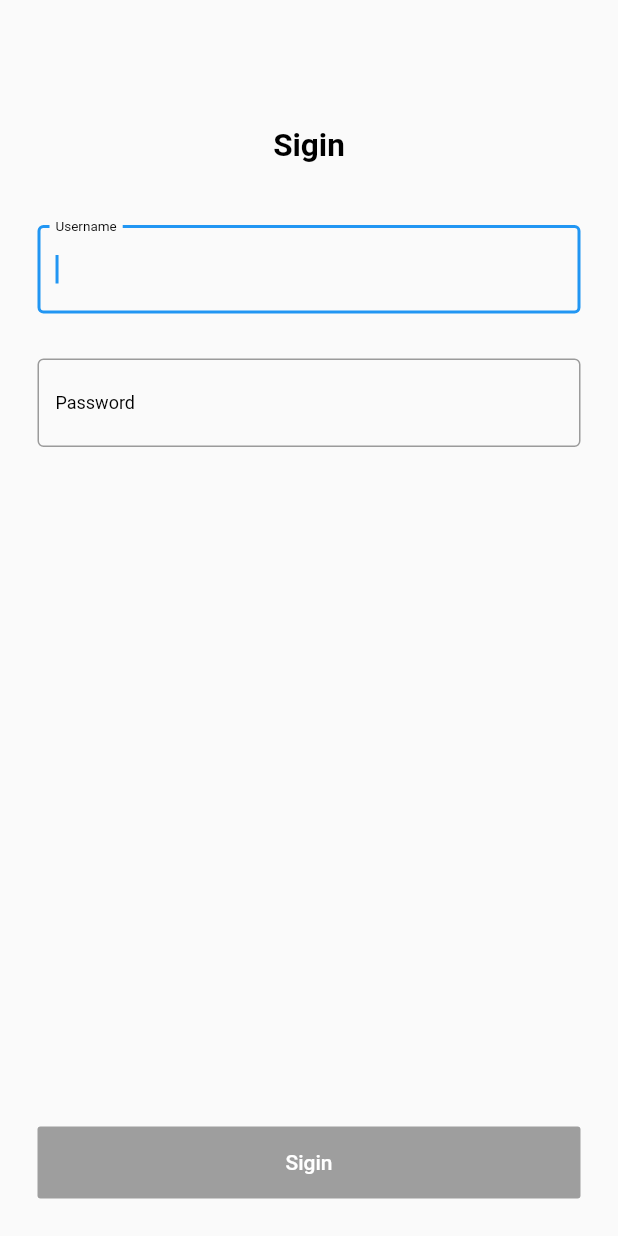
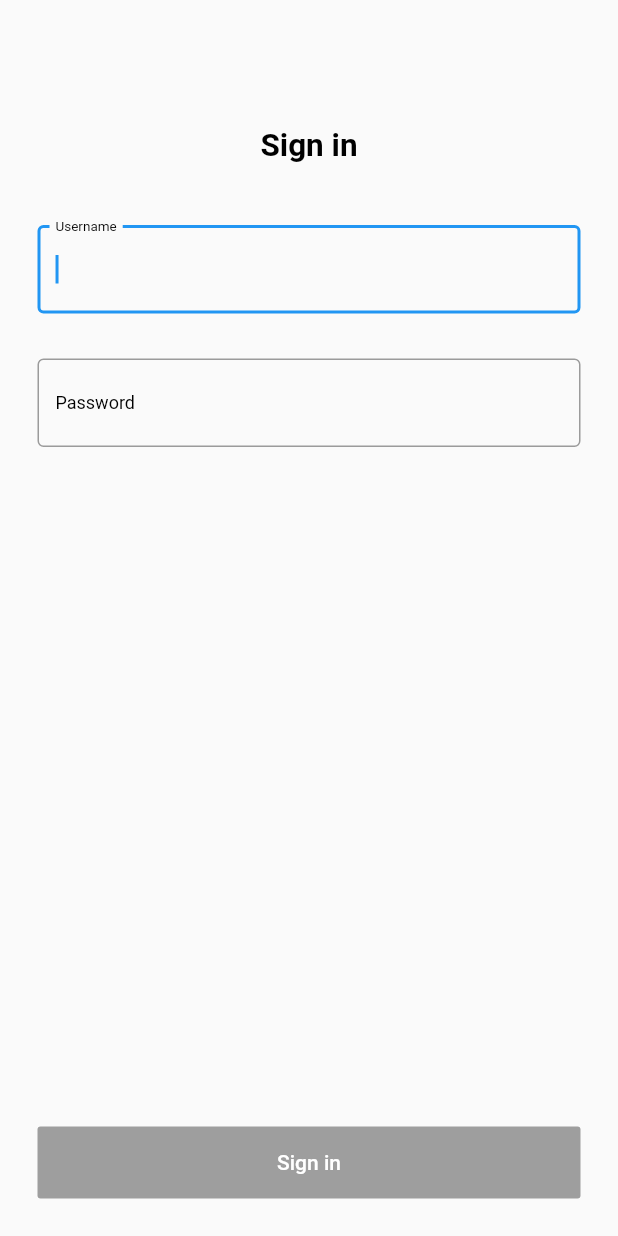
Before and after one commit to saethrej/codevscovid19, a Flutter app: the LoginPage screen opened directly, on a phone screen of 412 x 824 dp. Run offline on Flutter 3.47's test engine with Material 2 defaults, Android fonts, the light colour scheme and no system bars; our stand-ins replace charts_flutter, google_maps_flutter, table_calendar, tuple; missing offline and left inert: mapbox_gl_dart, qr_mobile_vision; generated files the repository leaves out were written again.

Commit message:
SafeArea updated

```diff
--- a/hackermans/lib/pages/customerpages/storeCustomerReservation_page.dart
+++ b/hackermans/lib/pages/customerpages/storeCustomerReservation_page.dart
@@ -70,6 +70,7 @@ class _StoreCustomerReservationPageState extends State<StoreCustomerReservationP
     return Scaffold(
       backgroundColor: Colors.white,
       body: SafeArea(
+        bottom: false,
         child: Padding(
           padding: const EdgeInsets.all(25.0),
           child: Column(
--- a/hackermans/lib/pages/ownerpages/login_page.dart
+++ b/hackermans/lib/pages/ownerpages/login_page.dart
@@ -85,7 +85,7 @@ class _LoginPageState extends State<LoginPage> {
           child: Column(
             children: <Widget>[
               SizedBox(height: 60,),
-              Text('Sigin', style: Styles.header,),
+              Text('Sign in', style: Styles.header,),
               SizedBox(height: 40),
               Row(
                 mainAxisAlignment: MainAxisAlignment.center,
@@ -112,7 +112,7 @@ class _LoginPageState extends State<LoginPage> {
                   children: <Widget>[
                     Padding(
                       padding: const EdgeInsets.all(16.0),
-                      child: Text('Sigin'),
+                      child: Text('Sign in'),
                     ),
                   ],
                 ),
```
